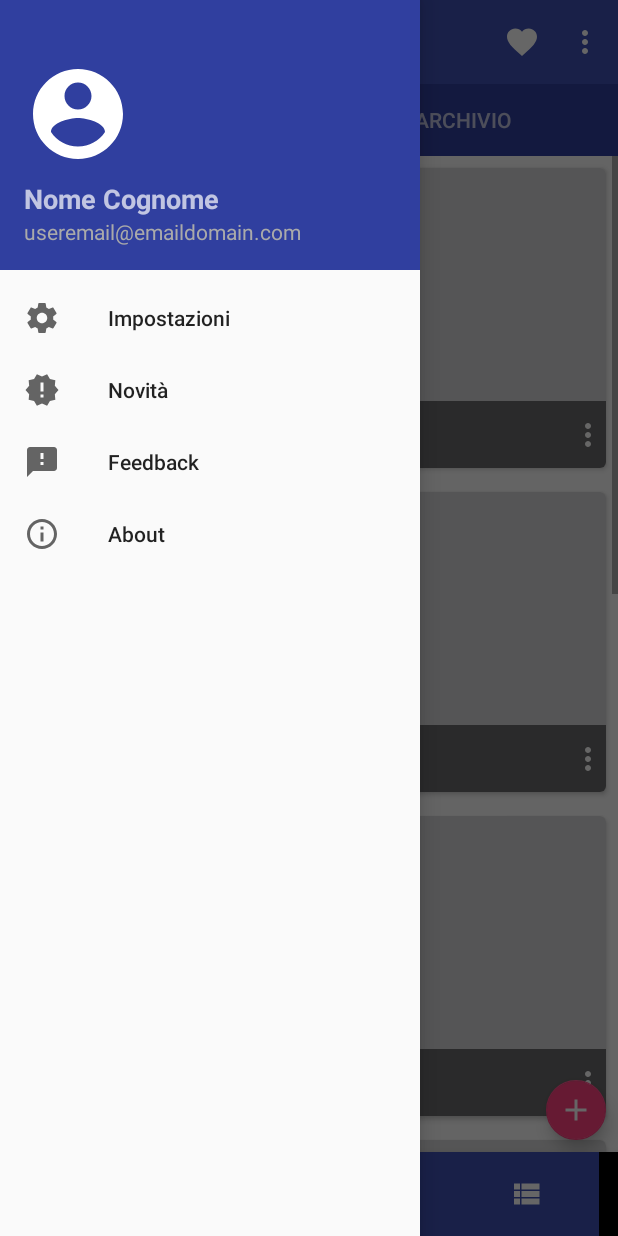
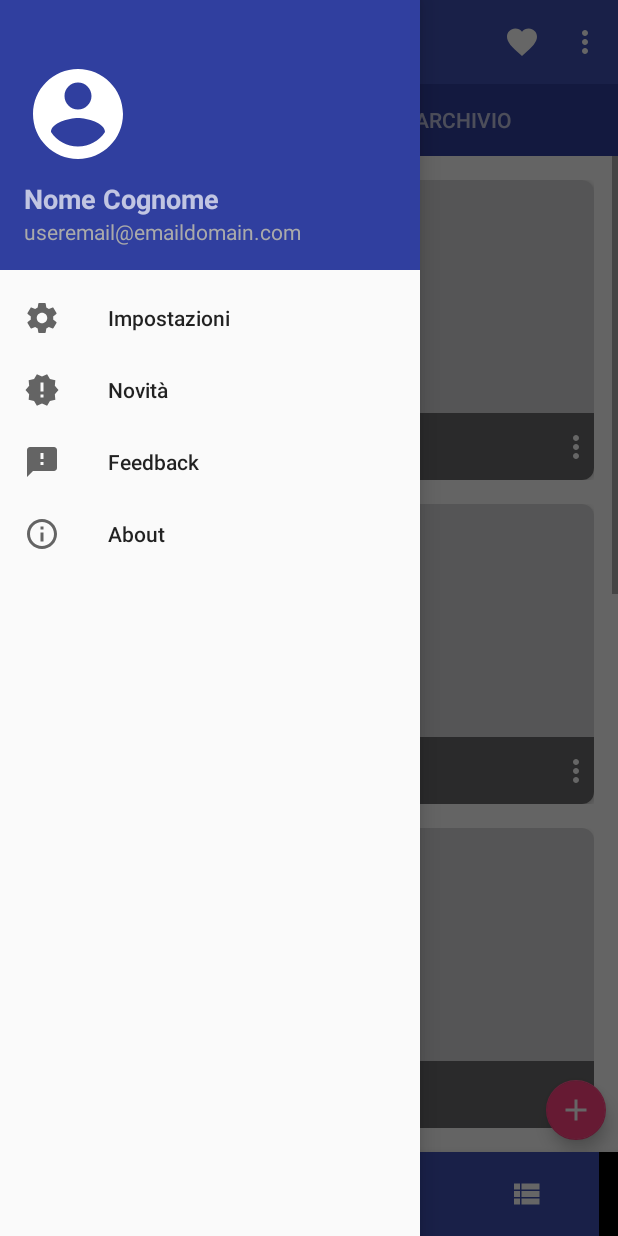
Before and after one commit to RiccardoBiffi/Vacation_Friend, an Android app: the screen it shows after launch (VacationList), with the side drawer open, on a phone screen of 412 x 824 dp. Run offline under Robolectric (Android 15) with nearby library versions, the phone set to English and light mode, and no system bars.

Commit message:
Rimessa librearia Recyclerview, modifiche stilistiche alla vacanza row.

```diff
--- a/app/src/main/res/layout/vacation_list_row.xml
+++ b/app/src/main/res/layout/vacation_list_row.xml
@@ -4,14 +4,17 @@
     xmlns:app="http://schemas.android.com/apk/res-auto"
     xmlns:tools="http://schemas.android.com/tools"
     android:layout_height="match_parent"
-    android:layout_width="match_parent">
+    android:layout_width="match_parent"
+    android:paddingTop="16dp"
+    android:paddingStart="16dp"
+    android:paddingEnd="16dp"
+    >
 
     <android.support.v7.widget.CardView
         android:id="@+id/card_view"
         android:layout_width="match_parent"
         android:layout_height="wrap_content"
-        app:cardCornerRadius="4dp"
-        android:layout_margin="8dp"
+        app:cardCornerRadius="8dp"
 
         app:layout_constraintBottom_toBottomOf="parent"
         app:layout_constraintEnd_toEndOf="parent"
```
